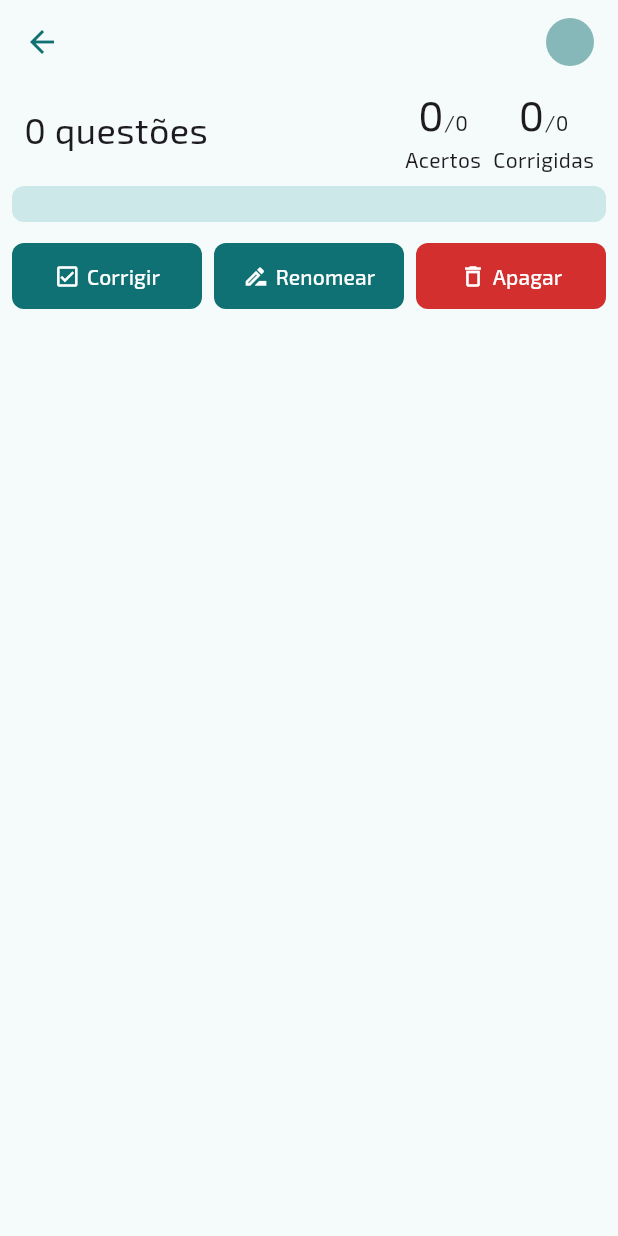
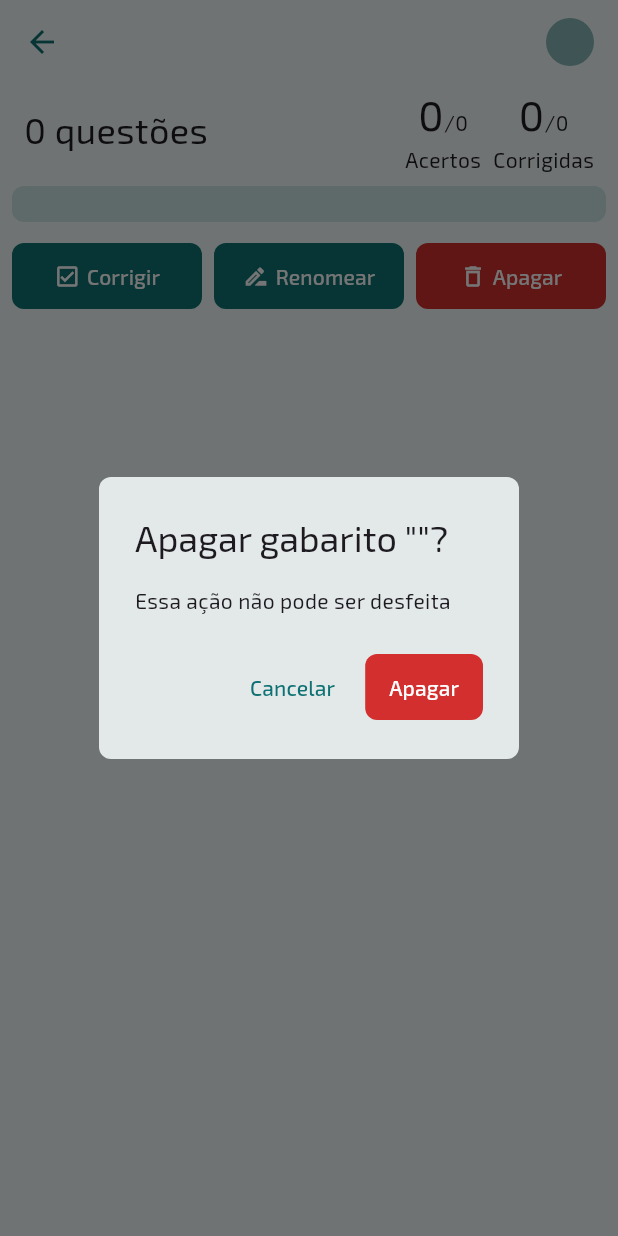
Before and after one commit to br-adriel/flutter-meu-gabarito, a Flutter app: the GabaritoScreen screen opened directly with empty values, after a tap on "Apagar", on a phone screen of 412 x 824 dp. Run offline on Flutter 3.47's test engine with Material 3 defaults, Android fonts, the phone set to English and light mode, and no system bars; our stand-ins replace cloud_firestore, email_validator, firebase_auth, firebase_core, firebase_storage, flutter_dotenv and 5 more; accounts and stored records are empty; generated files the repository leaves out were written again.

Commit message:
feat: Add call to deleteGabarito action

```diff
--- a/lib/screens/gabarito.dart
+++ b/lib/screens/gabarito.dart
@@ -44,7 +44,7 @@ class GabaritoScreen extends HookWidget {
                     taxaCorrecao: gabarito.porcentagemCorrigidas,
                   ),
                   const SizedBox(height: 12),
-                  const GabaritoActions(),
+                  GabaritoActions(gabarito),
                   const SizedBox(height: 12),
                   ...store.questoes.map((q) => QuestaoCard(q)),
                 ],
--- a/lib/widgets/gabarito_actions.dart
+++ b/lib/widgets/gabarito_actions.dart
@@ -1,10 +1,19 @@
 import 'package:flutter/material.dart';
+import 'package:meu_gabarito/classes/gabarito.dart';
+import 'package:meu_gabarito/store/gabaritos/gabaritos.dart';
+import 'package:meu_gabarito/store/main.dart';
+import 'package:meu_gabarito/themes/styles/button_styles.dart';
+import 'package:provider/provider.dart';
 
 class GabaritoActions extends StatelessWidget {
-  const GabaritoActions({super.key});
+  final Gabarito gabarito;
+
+  const GabaritoActions(this.gabarito, {super.key});
 
   @override
   Widget build(BuildContext context) {
+    Gabaritos store = Provider.of<MainStore>(context).gabaritos;
+
     return Row(
       children: [
         Expanded(
@@ -42,7 +51,38 @@ class GabaritoActions extends StatelessWidget {
             style: ButtonStyle(
               backgroundColor: MaterialStatePropertyAll(Colors.red[700]),
             ),
-            onPressed: () {},
+            onPressed: () {
+              showDialog(
+                context: context,
+                builder: (context) => AlertDialog(
+                  title: Text('Apagar gabarito "${gabarito.nome}"?'),
+                  content: const Text('Essa ação não pode ser desfeita'),
+                  actions: [
+                    TextButton(
+                      onPressed: () => Navigator.of(context).pop(),
+                      child: const Text('Cancelar'),
+                    ),
+                    FilledButton(
+                      onPressed: () {
+                        int count = 0;
+                        store.deleteGabarito(gabarito.id!).then((_) {
+                          Navigator.of(context).popUntil((_) => count++ >= 2);
+                        }).catchError((_) {
+                          store.errors.map((err) {
+                            ScaffoldMessenger.of(context).showSnackBar(
+                              SnackBar(content: Text(err)),
+                            );
+                          });
+                          Navigator.of(context).pop();
+                        });
+                      },
+                      style: deleteFilledButtonStyle,
+                      child: const Text('Apagar'),
+                    ),
+                  ],
+                ),
+              );
+            },
             child: const Row(
               mainAxisAlignment: MainAxisAlignment.center,
               crossAxisAlignment: CrossAxisAlignment.center,
```
